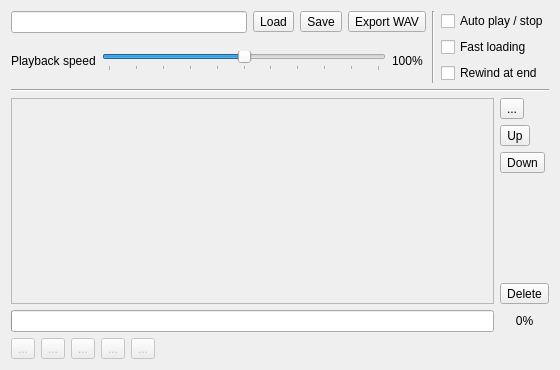
Above: ui/tapewin.ui from Volutar/xpeccy-plus before the change. Below: the same form after it.
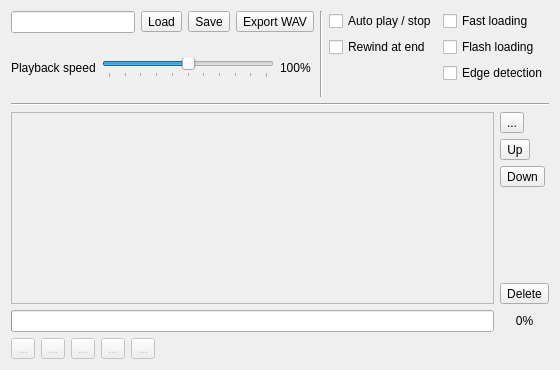
That is the form after the change. Icons and pictures are not drawn. Custom widgets are drawn as their Qt base class.

Commit message: tape: fast loading and edge detection; the ROM trap is flash loading now

Diff of the .ui file:
```diff
--- a/ui/tapewin.ui
+++ b/ui/tapewin.ui
@@ -166,7 +166,9 @@
       </widget>
      </item>
      <item>
-      <layout class="QVBoxLayout" name="layOpts">
+      <layout class="QHBoxLayout" name="layOpts">
+       <item>
+        <layout class="QVBoxLayout" name="layOptsTape">
        <item>
         <widget class="QCheckBox" name="cbAuto">
          <property name="toolTip">
@@ -178,17 +180,6 @@
          </property>
         </widget>
        </item>
-       <item>
-        <widget class="QCheckBox" name="cbFast">
-         <property name="toolTip">
-          <string>Hand ROM blocks straight to the machine
-instead of playing them</string>
-         </property>
-         <property name="text">
-          <string>Fast loading</string>
-         </property>
-        </widget>
-       </item>
        <item>
         <widget class="QCheckBox" name="cbRewind">
          <property name="toolTip">
@@ -199,6 +190,69 @@
           <string>Rewind at end</string>
          </property>
         </widget>
+         </item>
+         <item>
+          <spacer name="layOptsTapeEnd">
+           <property name="orientation">
+            <enum>Qt::Vertical</enum>
+           </property>
+           <property name="sizeHint" stdset="0">
+            <size>
+             <width>0</width>
+             <height>0</height>
+            </size>
+           </property>
+          </spacer>
+         </item>
+        </layout>
+       </item>
+       <item>
+        <layout class="QVBoxLayout" name="layOptsLoad">
+         <item>
+          <widget class="QCheckBox" name="cbFast">
+           <property name="toolTip">
+            <string>Run at full speed, sound off and picture held, while a loader reads the tape</string>
+           </property>
+           <property name="text">
+            <string>Fast loading</string>
+           </property>
+          </widget>
+         </item>
+         <item>
+          <widget class="QCheckBox" name="cbFlash">
+           <property name="toolTip">
+            <string>Hand ROM blocks straight to the machine
+instead of playing them</string>
+           </property>
+           <property name="text">
+            <string>Flash loading</string>
+           </property>
+          </widget>
+         </item>
+         <item>
+          <widget class="QCheckBox" name="cbEdge">
+           <property name="toolTip">
+            <string>Under fast loading, a loader waiting for the next pulse gets it at once. Not exact</string>
+           </property>
+           <property name="text">
+            <string>Edge detection</string>
+           </property>
+          </widget>
+         </item>
+         <item>
+          <spacer name="layOptsLoadEnd">
+           <property name="orientation">
+            <enum>Qt::Vertical</enum>
+           </property>
+           <property name="sizeHint" stdset="0">
+            <size>
+             <width>0</width>
+             <height>0</height>
+            </size>
+           </property>
+          </spacer>
+         </item>
+        </layout>
        </item>
       </layout>
      </item>
```
Lines whose indentation alone changed are shown as unchanged. The commit also changes 22 other files.
